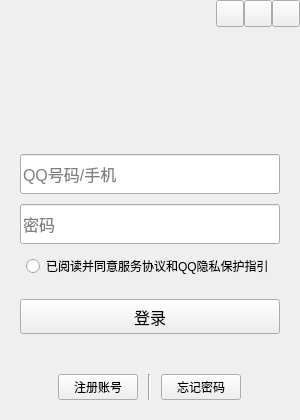
The window that authwindow.ui (2AECML/Qt-QQ) describes before a commit, drawn with Qt 5.
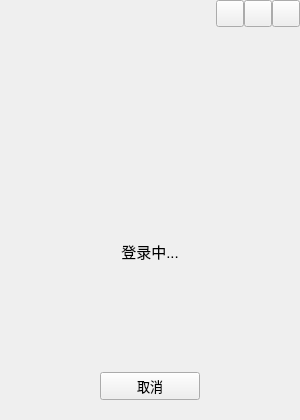
The same window after the commit. The open tabs and pages were chosen to show the change. Icons and pictures are not drawn.

Commit message: 客户端登录与注册逻辑基本完成

What changed in the file:
```diff
--- a/authwindow.ui
+++ b/authwindow.ui
@@ -872,6 +872,179 @@
        </item>
       </layout>
      </widget>
+     <widget class="QWidget" name="waitPage">
+      <layout class="QVBoxLayout" name="verticalLayout_7">
+       <property name="spacing">
+        <number>10</number>
+       </property>
+       <property name="leftMargin">
+        <number>20</number>
+       </property>
+       <property name="topMargin">
+        <number>10</number>
+       </property>
+       <property name="rightMargin">
+        <number>20</number>
+       </property>
+       <property name="bottomMargin">
+        <number>20</number>
+       </property>
+       <item>
+        <widget class="QWidget" name="widget" native="true">
+         <layout class="QHBoxLayout" name="horizontalLayout_9">
+          <item>
+           <spacer name="horizontalSpacer_5">
+            <property name="orientation">
+             <enum>Qt::Orientation::Horizontal</enum>
+            </property>
+            <property name="sizeHint" stdset="0">
+             <size>
+              <width>68</width>
+              <height>20</height>
+             </size>
+            </property>
+           </spacer>
+          </item>
+          <item>
+           <layout class="QVBoxLayout" name="verticalLayout_4">
+            <item>
+             <widget class="QLabel" name="label">
+              <property name="sizePolicy">
+               <sizepolicy hsizetype="Minimum" vsizetype="Minimum">
+                <horstretch>0</horstretch>
+                <verstretch>0</verstretch>
+               </sizepolicy>
+              </property>
+              <property name="minimumSize">
+               <size>
+                <width>80</width>
+                <height>80</height>
+               </size>
+              </property>
+              <property name="maximumSize">
+               <size>
+                <width>80</width>
+                <height>80</height>
+               </size>
+              </property>
+              <property name="frameShape">
+               <enum>QFrame::Shape::NoFrame</enum>
+              </property>
+              <property name="frameShadow">
+               <enum>QFrame::Shadow::Plain</enum>
+              </property>
+              <property name="text">
+               <string/>
+              </property>
+              <property name="pixmap">
+               <pixmap resource="images.qrc">:/images/QQ.svg</pixmap>
+              </property>
+              <property name="scaledContents">
+               <bool>true</bool>
+              </property>
+              <property name="wordWrap">
+               <bool>false</bool>
+              </property>
+              <property name="margin">
+               <number>0</number>
+              </property>
+             </widget>
+            </item>
+            <item>
+             <widget class="QLabel" name="label_2">
+              <property name="font">
+               <font>
+                <pointsize>11</pointsize>
+               </font>
+              </property>
+              <property name="text">
+               <string>登录中...</string>
+              </property>
+              <property name="alignment">
+               <set>Qt::AlignmentFlag::AlignCenter</set>
+              </property>
+             </widget>
+            </item>
+           </layout>
+          </item>
+          <item>
+           <spacer name="horizontalSpacer_4">
+            <property name="orientation">
+             <enum>Qt::Orientation::Horizontal</enum>
+            </property>
+            <property name="sizeHint" stdset="0">
+             <size>
+              <width>68</width>
+              <height>20</height>
+             </size>
+            </property>
+           </spacer>
+          </item>
+         </layout>
+        </widget>
+       </item>
+       <item>
+        <layout class="QHBoxLayout" name="horizontalLayout_4">
+         <property name="spacing">
+          <number>7</number>
+         </property>
+         <item>
+          <spacer name="horizontalSpacer_2">
+           <property name="orientation">
+            <enum>Qt::Orientation::Horizontal</enum>
+           </property>
+           <property name="sizeHint" stdset="0">
+            <size>
+             <width>10</width>
+             <height>20</height>
+            </size>
+           </property>
+          </spacer>
+         </item>
+         <item>
+          <widget class="QPushButton" name="pushButton">
+           <property name="sizePolicy">
+            <sizepolicy hsizetype="Expanding" vsizetype="Fixed">
+             <horstretch>0</horstretch>
+             <verstretch>0</verstretch>
+            </sizepolicy>
+           </property>
+           <property name="minimumSize">
+            <size>
+             <width>100</width>
+             <height>0</height>
+            </size>
+           </property>
+           <property name="font">
+            <font>
+             <pointsize>10</pointsize>
+            </font>
+           </property>
+           <property name="text">
+            <string>取消</string>
+           </property>
+           <property name="flat">
+            <bool>false</bool>
+           </property>
+          </widget>
+         </item>
+         <item>
+          <spacer name="horizontalSpacer_3">
+           <property name="orientation">
+            <enum>Qt::Orientation::Horizontal</enum>
+           </property>
+           <property name="sizeHint" stdset="0">
+            <size>
+             <width>10</width>
+             <height>20</height>
+            </size>
+           </property>
+          </spacer>
+         </item>
+        </layout>
+       </item>
+      </layout>
+     </widget>
     </widget>
    </item>
   </layout>
```
Left out of the diff: 2 changed lines with no effect on the pictures. The commit also changes 10 other files.
